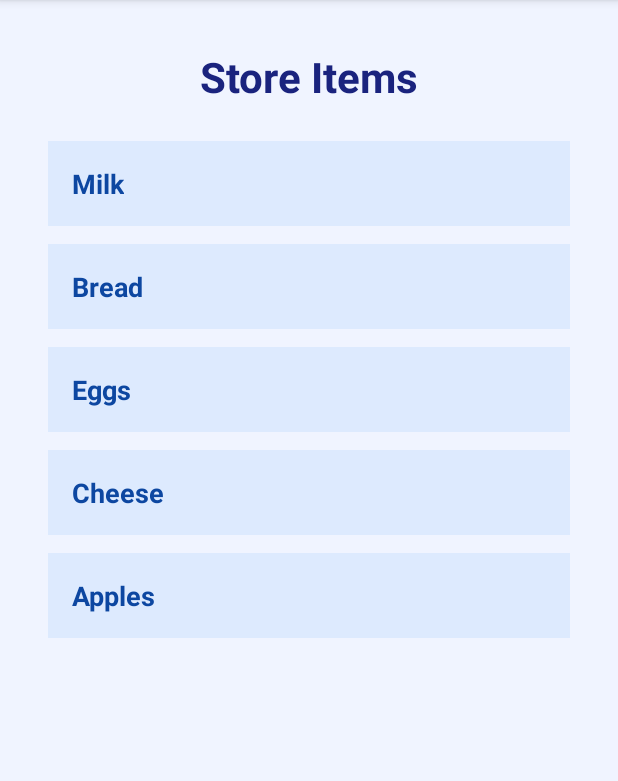
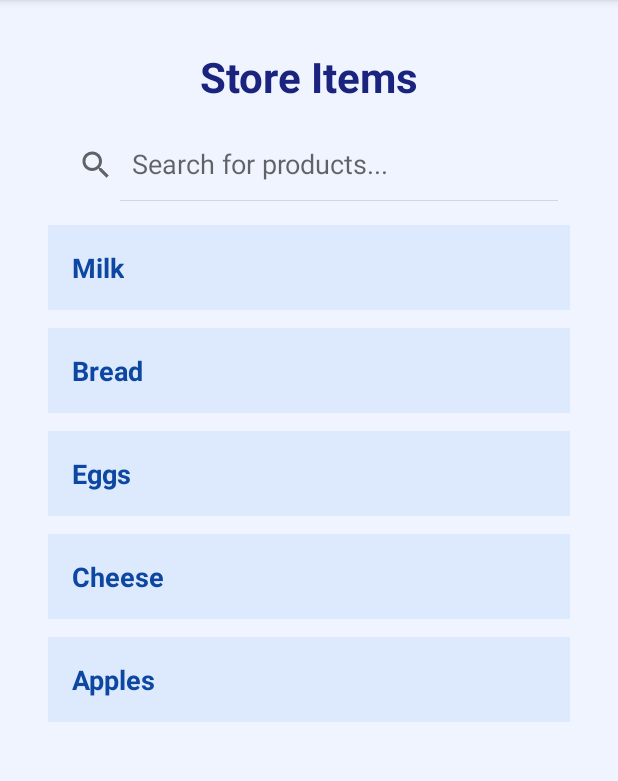
Before and after one commit to Elly08903/BinBuddy, an Android app: the ItemsActivity screen opened directly, with no data from a screen before it, on a phone screen of 412 x 824 dp, the part 84-865 px from its top. Run offline under Robolectric (Android 15) with nearby library versions, the phone set to English and light mode, and no system bars.

Commit message:
Added SearchView and item_row layout for RecyclerView items

```diff
--- a/app/src/main/res/layout/activity_items.xml
+++ b/app/src/main/res/layout/activity_items.xml
@@ -1,6 +1,5 @@
 <?xml version="1.0" encoding="utf-8"?>
-<LinearLayout
-    xmlns:android="http://schemas.android.com/apk/res/android"
+<LinearLayout xmlns:android="http://schemas.android.com/apk/res/android"
     android:layout_width="match_parent"
     android:layout_height="match_parent"
     android:orientation="vertical"
@@ -16,11 +15,20 @@
         android:textSize="28sp"
         android:textStyle="bold"
         android:textColor="#1A237E"
-        android:layout_marginBottom="24dp" />
+        android:layout_marginBottom="16dp" />
+
+    <SearchView
+        android:id="@+id/itemsSearchView"
+        android:layout_width="match_parent"
+        android:layout_height="wrap_content"
+        android:queryHint="Search for products..."
+        android:iconifiedByDefault="false"
+        android:layout_marginBottom="16dp" />
 
     <androidx.recyclerview.widget.RecyclerView
         android:id="@+id/itemsRecyclerView"
         android:layout_width="match_parent"
         android:layout_height="0dp"
         android:layout_weight="1" />
+
 </LinearLayout>
```
